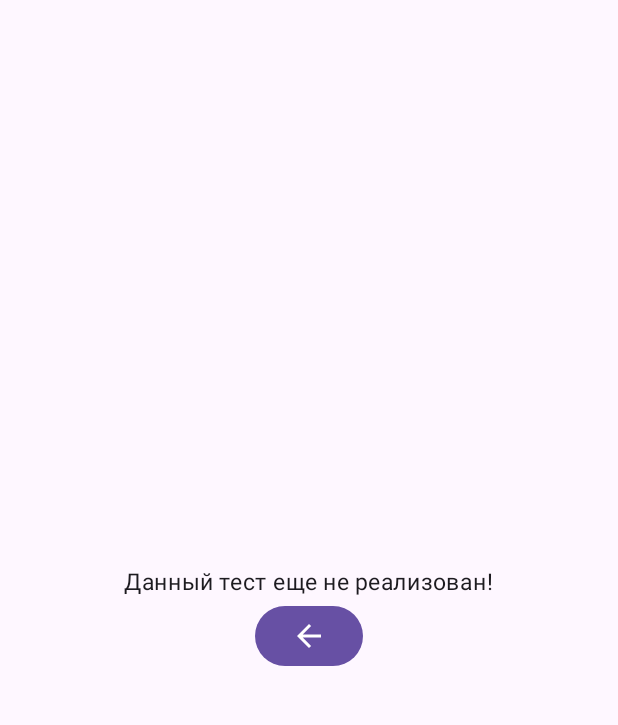
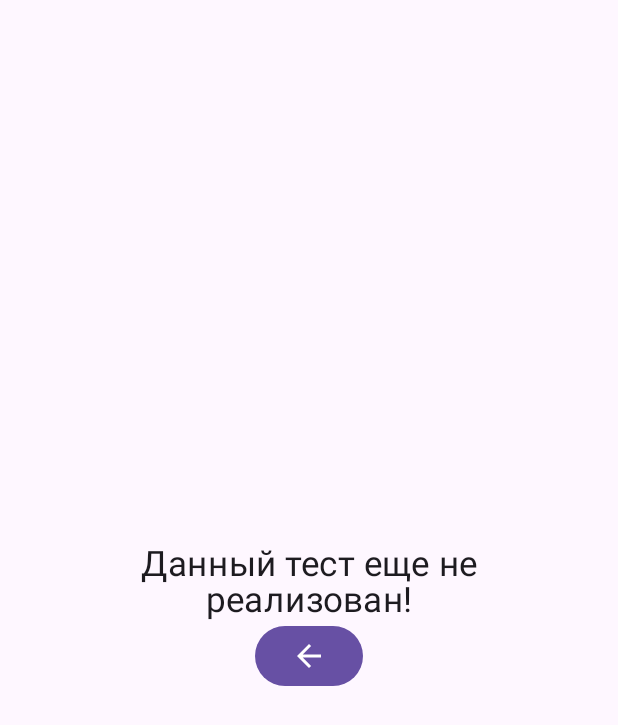
Before and after one commit to aleqsanbr/confirmatio, an Android app built with Jetpack Compose: the composable TestInfoScreen called with empty values, on a phone screen of 412 x 824 dp. Shown: the top 725 px of the screen. Run offline under Robolectric (Android 15) with nearby library versions, the phone set to English and light mode, and no system bars; 2 statements that could not run were skipped.

Commit message:
changed tests stub

```diff
--- a/app/src/main/java/com/example/confirmatio/screens/TestInfoScreen.kt
+++ b/app/src/main/java/com/example/confirmatio/screens/TestInfoScreen.kt
@@ -48,21 +48,26 @@ import com.example.confirmatio.testsSystem.TestLoader
 fun TestInfoScreen(testId:Int, navigateToQuestions: (Int) ->  Unit, navigateUp: () -> Unit) {
     when(testId) {
         1 -> ScreenContent(testId, navigateToQuestions, navigateUp)
-        else -> Column(
-            modifier = Modifier.fillMaxSize(),
-            horizontalAlignment = Alignment.CenterHorizontally,
-            verticalArrangement = Arrangement.Center,
-        )
-        {
-            Text(text = "Данный тест еще не реализован!",
-                fontSize = 15.sp)
-            Button(onClick = navigateUp) {
-                Icon(
+        else ->
+            Column(
+                modifier = Modifier.fillMaxSize().padding(horizontal = 25.dp),
+                horizontalAlignment = Alignment.CenterHorizontally,
+                verticalArrangement = Arrangement.Center,
+            )
+            {
+                Text(
+                    modifier = Modifier.align(Alignment.CenterHorizontally),
+                    textAlign = TextAlign.Center,
+                    text = "Данный тест еще не реализован!",
+                    fontSize = 23.sp
+                )
+                Button(onClick = navigateUp,)
+                {Icon(
                     imageVector = Icons.Default.ArrowBack,
                     contentDescription = "get back"
                 )
+                }
             }
-        }
 
 
     }
```
